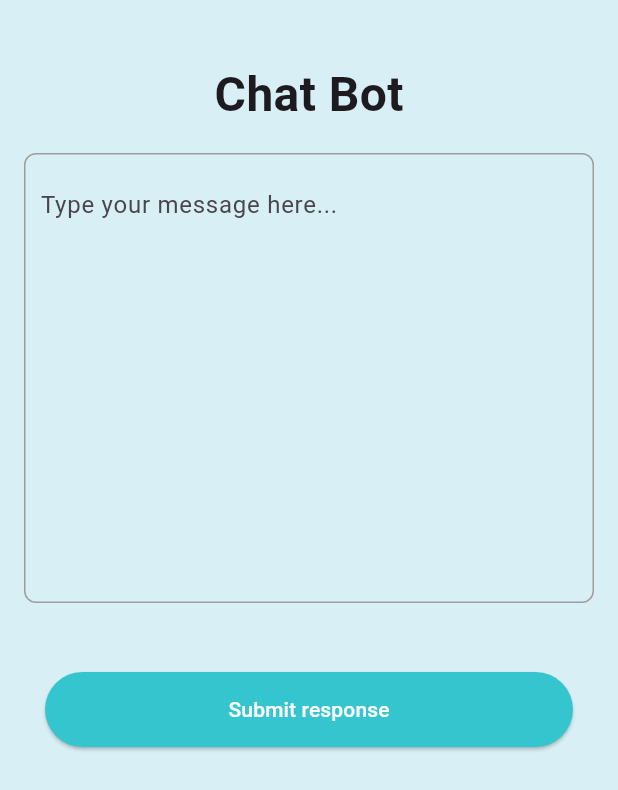
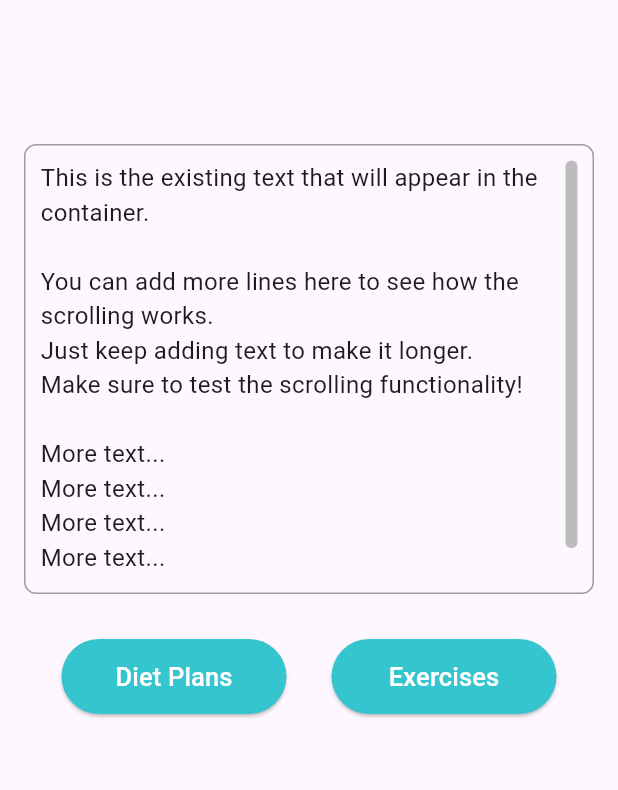
Before and after one commit to negiritesh002/healthApp, a Flutter app: the Symptoms screen opened directly, after a tap on "Submit response", on a phone screen of 412 x 824 dp. Shown: the top 790 px of the screen. Run offline on Flutter 3.47's test engine with Material 3 defaults, Android fonts, the phone set to English and light mode, and no system bars; drawn by our look-alikes of animated_text_kit; our stand-ins replace animated_splash_screen, fl_chart, lottie.

Commit message:
health related

```diff
--- a/lib/home/Symptomstracker.dart
+++ b/lib/home/Symptomstracker.dart
@@ -1,5 +1,6 @@
 import 'package:flutter/material.dart';
 import 'package:animated_text_kit/animated_text_kit.dart';
+import 'package:healthapp/home/airesult.dart';
 
 class Symptoms extends StatefulWidget {
   const Symptoms({super.key});
@@ -78,6 +79,9 @@ class _MynewState extends State<Symptoms> {
                   child: ElevatedButton(
                     style: ButtonStyle(backgroundColor: MaterialStatePropertyAll(Color(0xFF35C5Cf))),
                     onPressed: () {
+                      Navigator.push(context, MaterialPageRoute(builder: (context) {
+                        return airesult();
+                      },));
                     },
                     child: const Text('Submit response',style: TextStyle(color: Colors.white),),
                   ),
--- /dev/null
+++ b/lib/home/airesult.dart
@@ -0,0 +1,101 @@
+import 'package:flutter/material.dart';
+
+class airesult extends StatefulWidget {
+  const airesult({super.key});
+
+  @override
+  State<airesult> createState() => _MynewState();
+}
+
+class _MynewState extends State<airesult> {
+  // Define a string with the text you want to display
+  String myText = "This is the existing text that will appear in the container.\n\n"
+      "You can add more lines here to see how the scrolling works.\n"
+      "Just keep adding text to make it longer.\n"
+      "Make sure to test the scrolling functionality!\n\n"
+      "More text...\n"
+      "More text...\n"
+      "More text...\n"
+      "More text...\n";
+
+  // ScrollController for the scrolling behavior
+  ScrollController _scrollController = ScrollController();
+
+  @override
+  Widget build(BuildContext context) {
+    return Scaffold(
+      body: Padding(
+        padding: const EdgeInsets.all(16.0),
+        child: Column(
+          children: [
+            SizedBox(height: 80,),
+            Container(
+              height: 300, // Set a fixed height for the container
+              decoration: BoxDecoration(
+                border: Border.all(color: Colors.grey, width: 1), // Add border
+                borderRadius: BorderRadius.circular(8), // Make the corners rounded
+              ),
+              child: Padding(
+                padding: const EdgeInsets.all(10.0), // Add padding inside the container
+                child: Scrollbar(
+                  thumbVisibility: true, // Always show scrollbar
+                  controller: _scrollController, // Attach the scroll controller
+                  radius: Radius.circular(8), // Custom radius for the scrollbar
+                  thickness: 8, // Adjust the thickness of the scrollbar
+                  child: SingleChildScrollView(
+                    controller: _scrollController, // Attach the scroll controller to the SingleChildScrollView
+                    child: Text(
+                      myText,
+                      style: TextStyle(fontSize: 16), // Set the text style
+                    ),
+                  ),
+                ),
+              ),
+            ),
+            SizedBox(
+              height: 30,
+            ),
+            Row(
+              mainAxisAlignment: MainAxisAlignment.center,
+              children: [
+                SizedBox(
+                  height: 50,
+                  width: 150, // Set the desired width
+                  child: ElevatedButton(
+                    style: ButtonStyle(
+                      backgroundColor: MaterialStateProperty.all<Color>(Color(0xFF35C5Cf)),
+                    ),
+                    onPressed: () {
+                      // Your onPressed function here
+                    },
+                    child: Text('Diet Plans',style: TextStyle(color: Colors.white,fontSize: 17)),
+                  ),
+                ),
+                SizedBox(width: 30,),
+                SizedBox(
+                  height: 50,
+                  width: 150, // Set the desired width
+                  child: ElevatedButton(
+                    style: ButtonStyle(
+                      backgroundColor: MaterialStateProperty.all<Color>(Color(0xFF35C5Cf)),
+                    ),
+                    onPressed: () {
+                      // Your onPressed function here
+                    },
+                    child: Text('Exercises',style: TextStyle(color: Colors.white,fontSize: 17)),
+                  ),
+                )
+              ],
+            )
+          ],
+        ),
+      ),
+    );
+  }
+
+  @override
+  void dispose() {
+    _scrollController.dispose(); // Dispose the scroll controller
+    super.dispose();
+  }
+}
```
